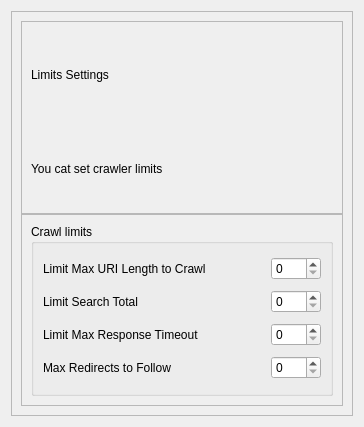
andrascii/RiveSolutions_SEO_Spider, file quickiewebbot/ui/limits_settings.ui: the form before one commit.
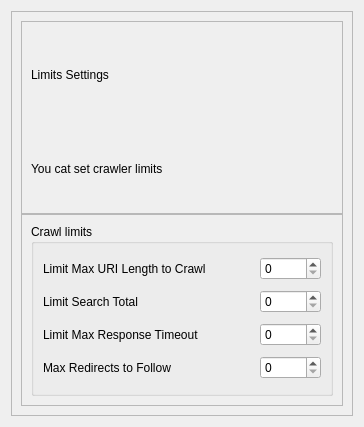
The form after the commit.

```diff
--- a/quickiewebbot/ui/limits_settings.ui
+++ b/quickiewebbot/ui/limits_settings.ui
@@ -116,6 +116,9 @@
                 <height>0</height>
                </size>
               </property>
+              <property name="maximum">
+               <number>300</number>
+              </property>
               <property name="controlKey" stdset="0">
                <string notr="true">limitMaxUrlLength</string>
               </property>
@@ -142,6 +145,9 @@
                 <height>0</height>
                </size>
               </property>
+              <property name="maximum">
+               <number>10000</number>
+              </property>
               <property name="controlKey" stdset="0">
                <string notr="true">limitSearchTotal</string>
               </property>
@@ -168,6 +174,9 @@
                 <height>0</height>
                </size>
               </property>
+              <property name="maximum">
+               <number>50000</number>
+              </property>
               <property name="controlKey" stdset="0">
                <string notr="true">limitTimeout</string>
               </property>
@@ -194,6 +203,9 @@
                 <height>0</height>
                </size>
               </property>
+              <property name="maximum">
+               <number>100</number>
+              </property>
               <property name="controlKey" stdset="0">
                <string notr="true">maxRedirectCount</string>
               </property>
```
